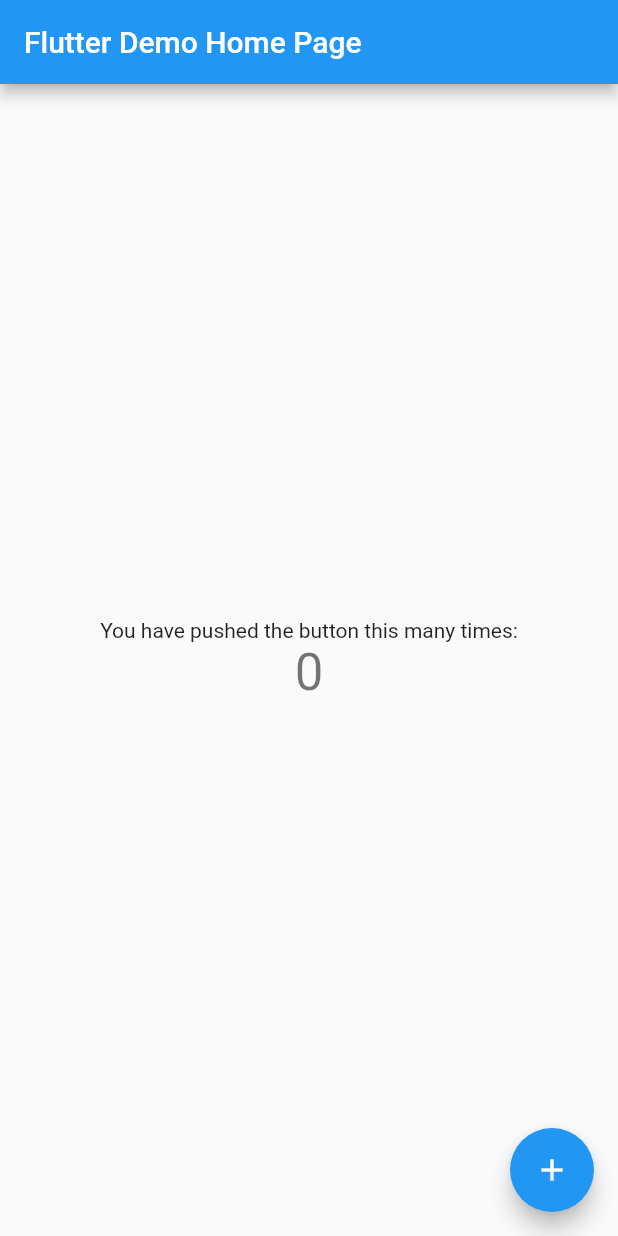
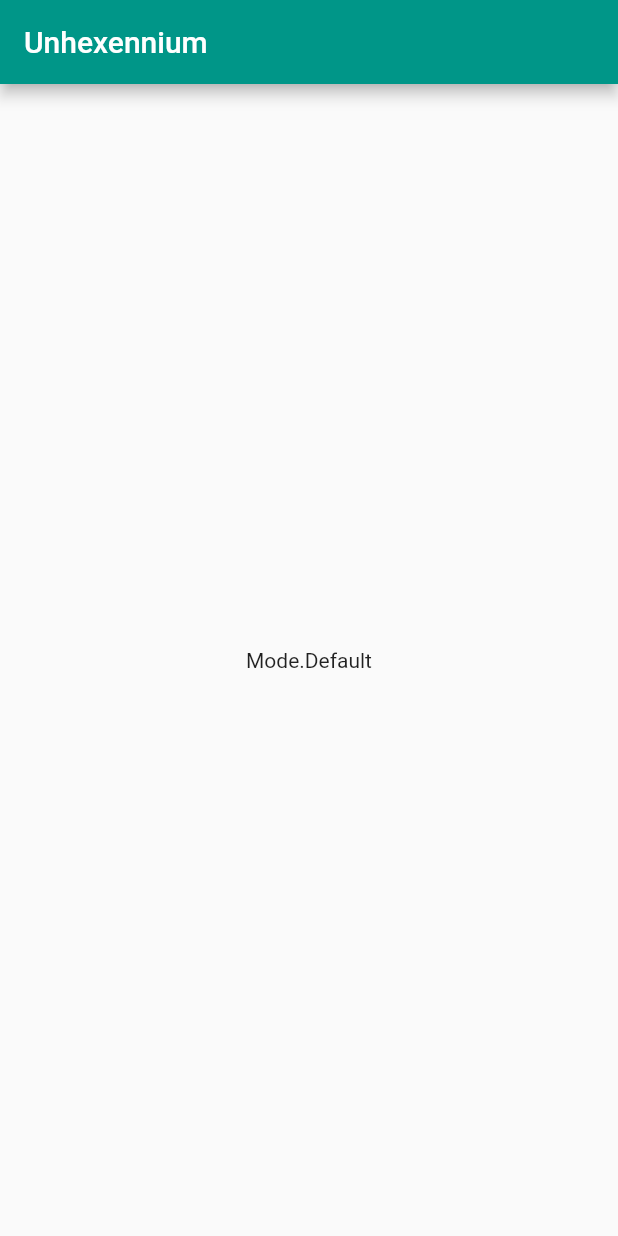
Before and after one commit to Mapioi/unhexennium, a Flutter app: the screen it shows after launch, on a phone screen of 412 x 824 dp. Run offline on Flutter 3.47's test engine with Material 2 defaults, Android fonts, the phone set to English and light mode, and no system bars.

Commit message:
Reorganize files

```diff
--- a/lib/main.dart
+++ b/lib/main.dart
@@ -1,109 +1,17 @@
 import 'package:flutter/material.dart';
+import 'package:unhexennium/tabs/home_page.dart';
 
-void main() => runApp(new MyApp());
+void main() => runApp(new App());
 
-class MyApp extends StatelessWidget {
-  // This widget is the root of your application.
+class App extends StatelessWidget {
   @override
   Widget build(BuildContext context) {
     return new MaterialApp(
-      title: 'Flutter Demo',
+      title: 'Unhexennium',
       theme: new ThemeData(
-        // This is the theme of your application.
-        //
-        // Try running your application with "flutter run". You'll see the
-        // application has a blue toolbar. Then, without quitting the app, try
-        // changing the primarySwatch below to Colors.green and then invoke
-        // "hot reload" (press "r" in the console where you ran "flutter run",
-        // or press Run > Flutter Hot Reload in IntelliJ). Notice that the
-        // counter didn't reset back to zero; the application is not restarted.
-        primarySwatch: Colors.blue,
+        primarySwatch: Colors.teal,
       ),
-      home: new MyHomePage(title: 'Flutter Demo Home Page'),
+      home: new HomePage(),
     );
   }
 }
-
-class MyHomePage extends StatefulWidget {
-  MyHomePage({Key key, this.title}) : super(key: key);
-
-  // This widget is the home page of your application. It is stateful, meaning
-  // that it has a State object (defined below) that contains fields that affect
-  // how it looks.
-
-  // This class is the configuration for the state. It holds the values (in this
-  // case the title) provided by the parent (in this case the App widget) and
-  // used by the build method of the State. Fields in a Widget subclass are
-  // always marked "final".
-
-  final String title;
-
-  @override
-  _MyHomePageState createState() => new _MyHomePageState();
-}
-
-class _MyHomePageState extends State<MyHomePage> {
-  int _counter = 0;
-
-  void _incrementCounter() {
-    setState(() {
-      // This call to setState tells the Flutter framework that something has
-      // changed in this State, which causes it to rerun the build method below
-      // so that the display can reflect the updated values. If we changed
-      // _counter without calling setState(), then the build method would not be
-      // called again, and so nothing would appear to happen.
-      _counter++;
-    });
-  }
-
-  @override
-  Widget build(BuildContext context) {
-    // This method is rerun every time setState is called, for instance as done
-    // by the _incrementCounter method above.
-    //
-    // The Flutter framework has been optimized to make rerunning build methods
-    // fast, so that you can just rebuild anything that needs updating rather
-    // than having to individually change instances of widgets.
-    return new Scaffold(
-      appBar: new AppBar(
-        // Here we take the value from the MyHomePage object that was created by
-        // the App.build method, and use it to set our appbar title.
-        title: new Text(widget.title),
-      ),
-      body: new Center(
-        // Center is a layout widget. It takes a single child and positions it
-        // in the middle of the parent.
-        child: new Column(
-          // Column is also layout widget. It takes a list of children and
-          // arranges them vertically. By default, it sizes itself to fit its
-          // children horizontally, and tries to be as tall as its parent.
-          //
-          // Invoke "debug paint" (press "p" in the console where you ran
-          // "flutter run", or select "Toggle Debug Paint" from the Flutter tool
-          // window in IntelliJ) to see the wireframe for each widget.
-          //
-          // Column has various properties to control how it sizes itself and
-          // how it positions its children. Here we use mainAxisAlignment to
-          // center the children vertically; the main axis here is the vertical
-          // axis because Columns are vertical (the cross axis would be
-          // horizontal).
-          mainAxisAlignment: MainAxisAlignment.center,
-          children: <Widget>[
-            new Text(
-              'You have pushed the button this many times:',
-            ),
-            new Text(
-              '$_counter',
-              style: Theme.of(context).textTheme.display1,
-            ),
-          ],
-        ),
-      ),
-      floatingActionButton: new FloatingActionButton(
-        onPressed: _incrementCounter,
-        tooltip: 'Increment',
-        child: new Icon(Icons.add),
-      ), // This trailing comma makes auto-formatting nicer for build methods.
-    );
-  }
-}
--- /dev/null
+++ b/lib/tabs/home_page.dart
@@ -0,0 +1,23 @@
+import 'package:flutter/material.dart';
+
+enum Mode { Default, Element, Formula, Equation }
+
+class HomePage extends StatefulWidget {
+  @override
+  State<StatefulWidget> createState() => new _HomePageState();
+}
+
+class _HomePageState extends State<HomePage> {
+  Mode _mode = Mode.Default;
+
+  @override
+  Widget build(BuildContext context) {
+    return new Scaffold(
+        appBar: new AppBar(
+          title: new Text("Unhexennium"),
+        ),
+        body: new Center(
+          child: new Text(_mode.toString()),
+        ));
+  }
+}
```
Also changed, not shown: 1 other file.
